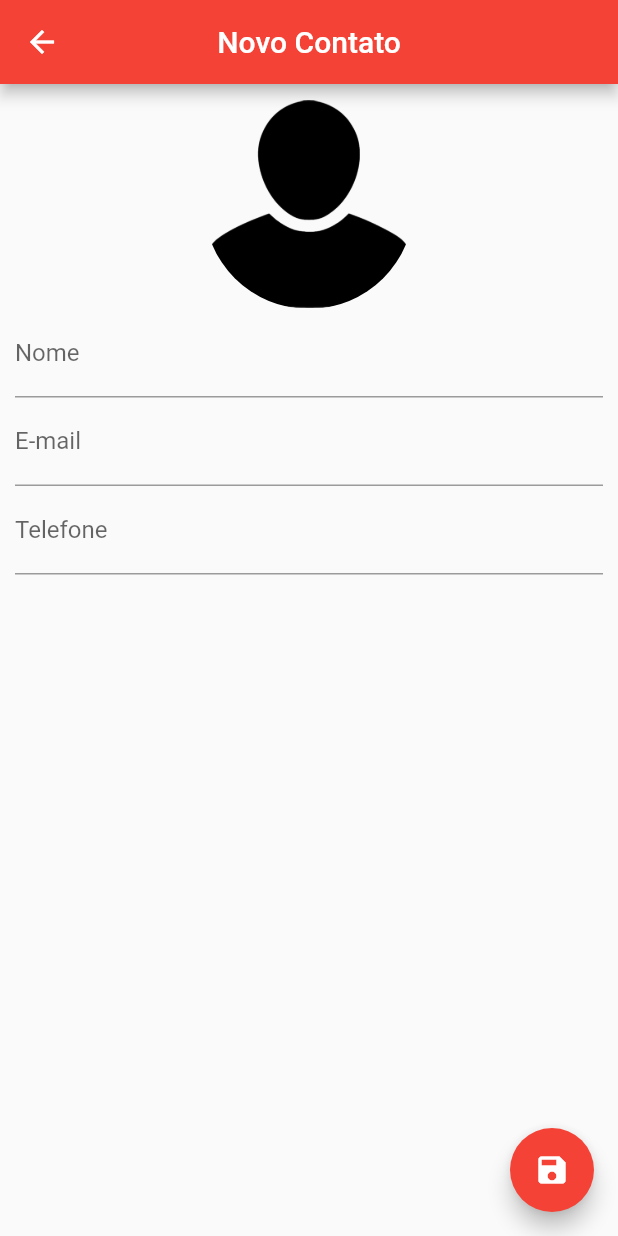
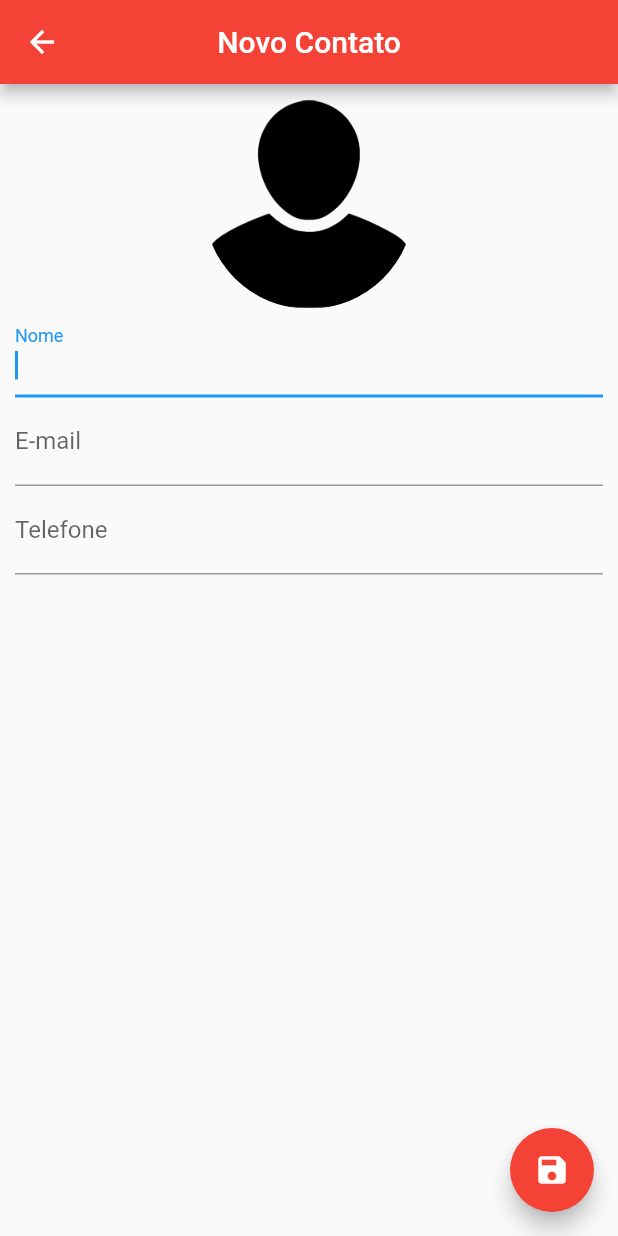
Before and after one commit to GuiKoerich/contacts-flutter, a Flutter app: the ContactPage screen opened directly, after a tap on the "save" icon, on a phone screen of 412 x 824 dp. Run offline on Flutter 3.47's test engine with Material 2 defaults, Android fonts, the phone set to English and light mode, and no system bars; our stand-ins replace sqflite; accounts and stored records are empty.

```diff
--- a/lib/UI/contact_page.dart
+++ b/lib/UI/contact_page.dart
@@ -19,6 +19,8 @@ class _ContactPageState extends State<ContactPage> {
 	final _emailController = TextEditingController();
 	final _phoneController = TextEditingController();
 
+	final _nameFocus = FocusNode();
+	final _phoneFocus = FocusNode();
 
 	bool _edited = false;
 	Contact _editedContact;
@@ -48,7 +50,19 @@ class _ContactPageState extends State<ContactPage> {
 				centerTitle: true,
 		  	),
 		  	floatingActionButton: FloatingActionButton(
-				onPressed: () => {},
+				onPressed: () {
+					if((_editedContact.name != null &&_editedContact.name.isNotEmpty) && (_editedContact.phone != null && _editedContact.phone.isNotEmpty)) {
+						Navigator.pop(context, _editedContact);
+
+					} else {
+						if(_editedContact.name == null || _editedContact.name.isEmpty) {
+							FocusScope.of(context).requestFocus(_nameFocus);
+
+						} else {
+							FocusScope.of(context).requestFocus(_phoneFocus);
+						}
+					}
+				},
 				child: Icon(Icons.save),
 				backgroundColor: Colors.red,
 		  	),
@@ -77,6 +91,7 @@ class _ContactPageState extends State<ContactPage> {
 								});
 							},
 							controller: _nameController,
+							focusNode: _nameFocus,
 						),
 						TextField(
 							decoration: InputDecoration(labelText: 'E-mail'),
@@ -95,6 +110,7 @@ class _ContactPageState extends State<ContactPage> {
 							},
 							keyboardType: TextInputType.number,
 							controller: _phoneController,
+							focusNode: _phoneFocus,
 						)
 					],
 				),
```
